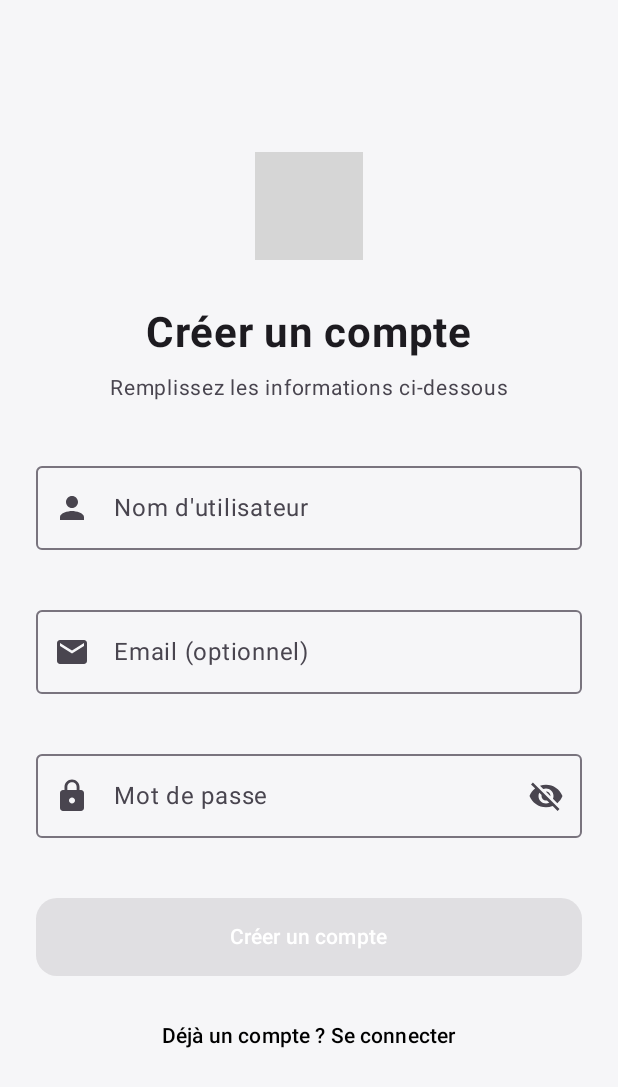
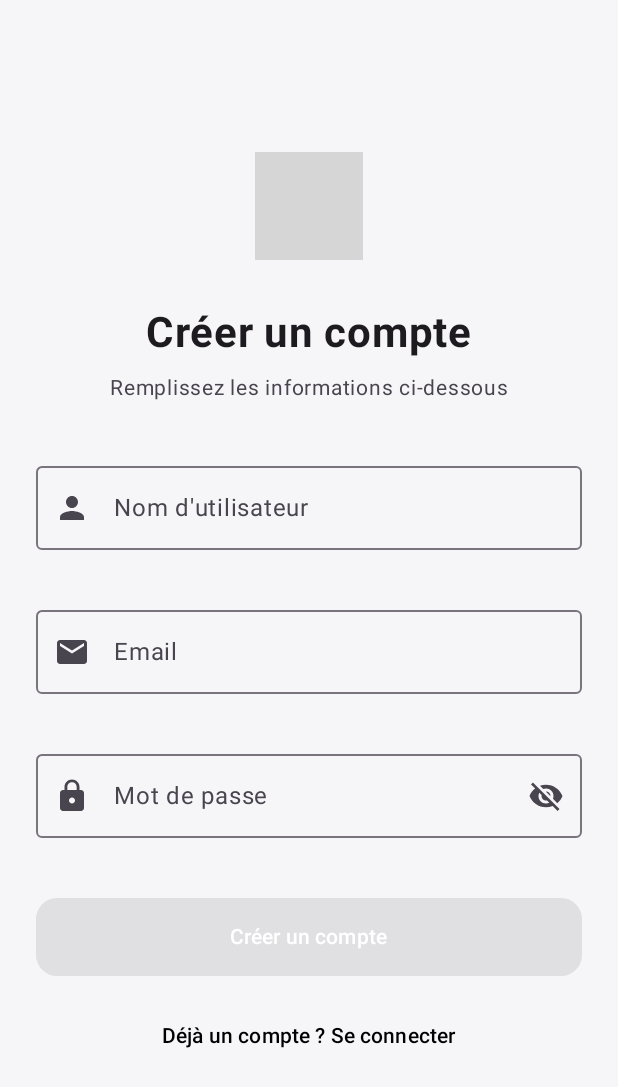
Before and after one commit to oeoecbien/smarthome-lite, an Android app built with Jetpack Compose: the screen it shows after launch (MainActivity), after a tap on "Créer un compte", on a phone screen of 412 x 824 dp. Shown: the top 1087 px of the screen. Run offline under Robolectric (Android 15) with nearby library versions, the phone set to English and light mode, and no system bars; 2 other taps on this screen came first; grey boxes are pictures that could not be loaded.

Commit message:
Correction texte RegisterScreen.kt

```diff
--- a/mobile/SmartHome/app/src/main/java/com/example/smarthome/ui/screens/RegisterScreen.kt
+++ b/mobile/SmartHome/app/src/main/java/com/example/smarthome/ui/screens/RegisterScreen.kt
@@ -173,7 +173,7 @@ fun RegisterScreen(
             OutlinedTextField(
                 value = email,
                 onValueChange = { email = it },
-                label = { Text("Email (optionnel)") },
+                label = { Text("Email") },
                 supportingText = {
                     if (email.isNotEmpty() && !isEmailValid) {
                         Text("Format d'email invalide")
```
